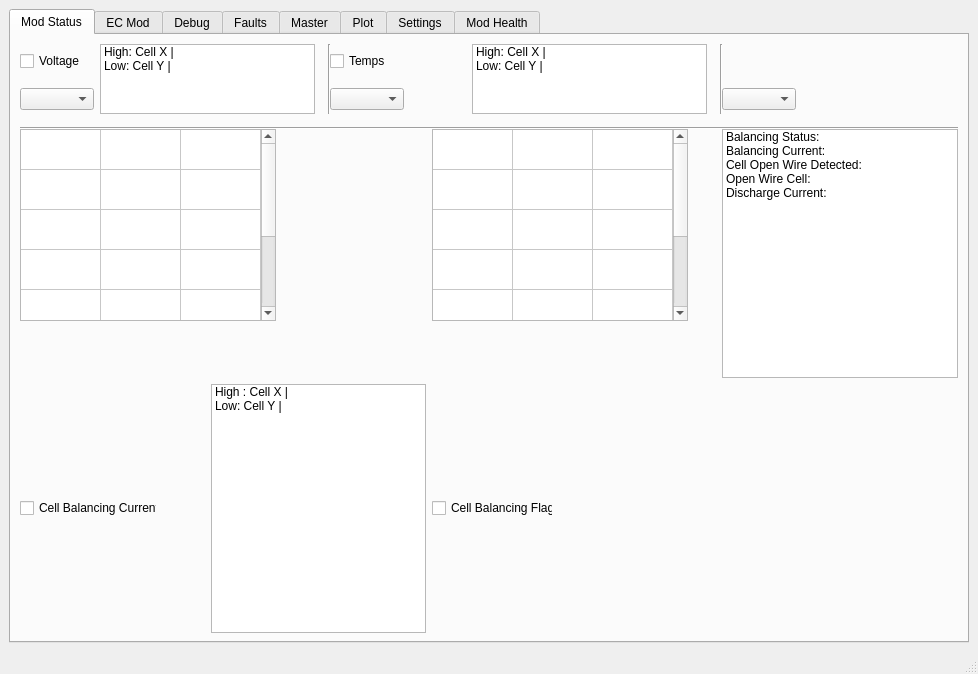
Old version of the form ui/bmsgui_mainwindow.ui in the repository PurdueElectricRacing/BMSGUI.
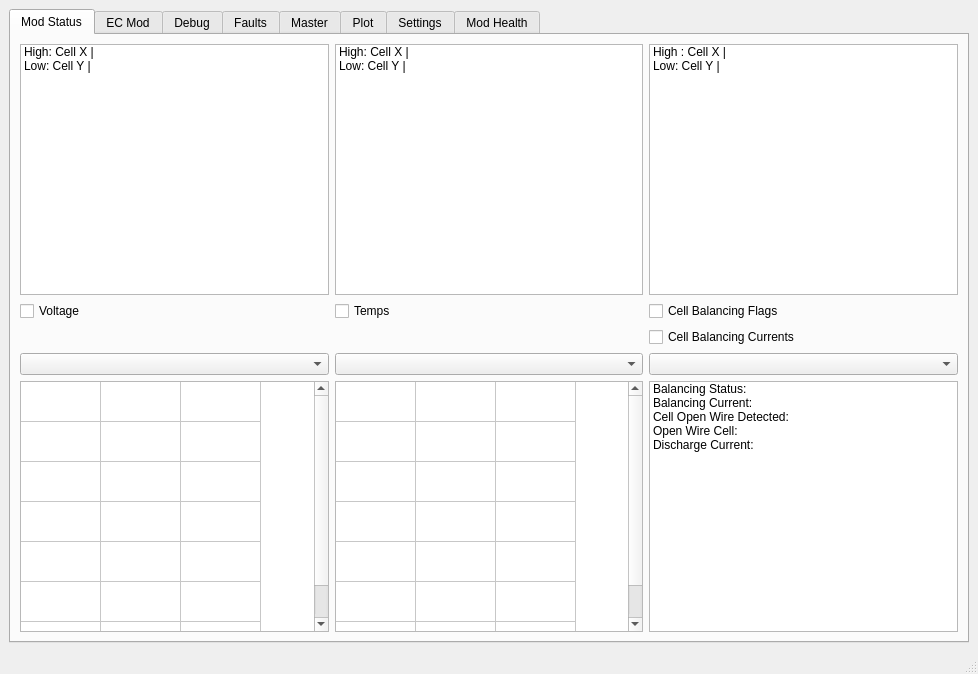
New version of the form. The open tabs and pages were chosen to show the change.

```diff
--- a/ui/bmsgui_mainwindow.ui
+++ b/ui/bmsgui_mainwindow.ui
@@ -33,15 +33,16 @@
        <attribute name="title">
         <string>Mod Status</string>
        </attribute>
+       <layout class="QGridLayout" name="gridLayout_5">
+        <item row="1" column="0">
+         <widget class="QCheckBox" name="voltageCheckbox">
+          <property name="text">
+           <string>Voltage</string>
+          </property>
+         </widget>
+        </item>
+        <item row="4" column="0">
        <widget class="QComboBox" name="dropdownModVoltage">
-        <property name="geometry">
-         <rect>
-          <x>9</x>
-          <y>53</y>
-          <width>74</width>
-          <height>22</height>
-         </rect>
-        </property>
         <property name="placeholderText">
          <string>Module 1</string>
         </property>
@@ -61,168 +62,65 @@
          </property>
         </item>
        </widget>
+        </item>
+        <item row="4" column="1">
        <widget class="QComboBox" name="dropdownModTemps">
-        <property name="geometry">
-         <rect>
-          <x>319</x>
-          <y>53</y>
-          <width>74</width>
-          <height>22</height>
-         </rect>
-        </property>
         <property name="placeholderText">
          <string>Module 2</string>
         </property>
        </widget>
+        </item>
+        <item row="4" column="2">
        <widget class="QComboBox" name="dropdownOtherData">
-        <property name="geometry">
-         <rect>
-          <x>711</x>
-          <y>53</y>
-          <width>74</width>
-          <height>22</height>
-         </rect>
-        </property>
         <property name="placeholderText">
          <string>Module 3</string>
         </property>
        </widget>
-       <widget class="Line" name="line">
-        <property name="geometry">
-         <rect>
-          <x>310</x>
-          <y>9</y>
-          <width>16</width>
-          <height>70</height>
-         </rect>
-        </property>
-        <property name="orientation">
-         <enum>Qt::Vertical</enum>
-        </property>
-       </widget>
-       <widget class="Line" name="line_2">
-        <property name="geometry">
-         <rect>
-          <x>702</x>
-          <y>9</y>
-          <width>16</width>
-          <height>70</height>
-         </rect>
-        </property>
-        <property name="orientation">
-         <enum>Qt::Vertical</enum>
-        </property>
-       </widget>
-       <widget class="QCheckBox" name="voltageCheckbox">
-        <property name="geometry">
-         <rect>
-          <x>9</x>
-          <y>16</y>
-          <width>62</width>
-          <height>20</height>
-         </rect>
-        </property>
+        </item>
+        <item row="0" column="0">
+         <widget class="QListWidget" name="modVoltageDisplay">
+          <item>
+           <property name="text">
+            <string>High: Cell X |</string>
+           </property>
+          </item>
+          <item>
+           <property name="text">
+            <string>Low: Cell Y |</string>
+           </property>
+          </item>
+         </widget>
+        </item>
+        <item row="0" column="1">
+         <widget class="QListWidget" name="modTempDisplay">
+          <item>
         <property name="text">
-         <string>Voltage</string>
-        </property>
-       </widget>
-       <widget class="QCheckBox" name="tempsCheckbox">
-        <property name="geometry">
-         <rect>
-          <x>319</x>
-          <y>16</y>
-          <width>58</width>
-          <height>20</height>
-         </rect>
-        </property>
+            <string>High: Cell X |</string>
+           </property>
+          </item>
+          <item>
         <property name="text">
-         <string>Temps</string>
-        </property>
-       </widget>
-       <widget class="Line" name="line_3">
-        <property name="geometry">
-         <rect>
-          <x>9</x>
-          <y>85</y>
-          <width>938</width>
-          <height>16</height>
-         </rect>
-        </property>
-        <property name="orientation">
-         <enum>Qt::Horizontal</enum>
-        </property>
-       </widget>
-       <widget class="QTableWidget" name="tableCellVoltages">
-        <property name="geometry">
-         <rect>
-          <x>9</x>
-          <y>94</y>
-          <width>256</width>
-          <height>192</height>
-         </rect>
-        </property>
-        <property name="rowCount">
-         <number>7</number>
-        </property>
-        <property name="columnCount">
-         <number>3</number>
-        </property>
-        <attribute name="horizontalHeaderVisible">
-         <bool>false</bool>
-        </attribute>
-        <attribute name="horizontalHeaderMinimumSectionSize">
-         <number>50</number>
-        </attribute>
-        <attribute name="horizontalHeaderDefaultSectionSize">
-         <number>80</number>
-        </attribute>
-        <attribute name="horizontalHeaderHighlightSections">
-         <bool>false</bool>
-        </attribute>
-        <attribute name="verticalHeaderVisible">
-         <bool>false</bool>
-        </attribute>
-        <attribute name="verticalHeaderMinimumSectionSize">
-         <number>40</number>
-        </attribute>
-        <attribute name="verticalHeaderDefaultSectionSize">
-         <number>40</number>
-        </attribute>
-        <attribute name="verticalHeaderHighlightSections">
-         <bool>false</bool>
-        </attribute>
-        <row/>
-        <row/>
-        <row/>
-        <row/>
-        <row/>
-        <row/>
-        <row/>
-        <column>
+            <string>Low: Cell Y |</string>
+           </property>
+          </item>
+         </widget>
+        </item>
+        <item row="0" column="2">
+         <widget class="QListWidget" name="modCurrentDisplay">
+          <item>
          <property name="text">
-          <string>New Column</string>
-         </property>
-        </column>
-        <column>
+            <string>High : Cell X |</string>
+           </property>
+          </item>
+          <item>
          <property name="text">
-          <string>New Column</string>
-         </property>
-        </column>
-        <column>
-         <property name="text">
-          <string>New Column</string>
-         </property>
-        </column>
-       </widget>
+            <string>Low: Cell Y |</string>
+           </property>
+          </item>
+         </widget>
+        </item>
+        <item row="6" column="1">
        <widget class="QTableWidget" name="tableCelTemps">
-        <property name="geometry">
-         <rect>
-          <x>421</x>
-          <y>94</y>
-          <width>256</width>
-          <height>192</height>
-         </rect>
-        </property>
         <property name="rowCount">
          <number>7</number>
         </property>
@@ -276,15 +174,9 @@
          </property>
         </column>
        </widget>
+        </item>
+        <item row="6" column="2">
        <widget class="QListWidget" name="modStatusList">
-        <property name="geometry">
-         <rect>
-          <x>711</x>
-          <y>94</y>
-          <width>236</width>
-          <height>249</height>
-         </rect>
-        </property>
         <item>
          <property name="text">
           <string>Balancing Status:</string>
@@ -311,92 +203,85 @@
          </property>
         </item>
        </widget>
-       <widget class="QListWidget" name="modVoltageDisplay">
-        <property name="geometry">
-         <rect>
-          <x>89</x>
-          <y>9</y>
-          <width>215</width>
-          <height>70</height>
-         </rect>
-        </property>
-        <item>
-         <property name="text">
-          <string>High: Cell X |</string>
-         </property>
         </item>
-        <item>
-         <property name="text">
-          <string>Low: Cell Y |</string>
-         </property>
-        </item>
-       </widget>
-       <widget class="QListWidget" name="modTempDisplay">
-        <property name="geometry">
-         <rect>
-          <x>461</x>
-          <y>9</y>
-          <width>235</width>
-          <height>70</height>
-         </rect>
-        </property>
-        <item>
+        <item row="6" column="0">
+         <widget class="QTableWidget" name="tableCellVoltages">
+          <property name="rowCount">
+           <number>7</number>
+          </property>
+          <property name="columnCount">
+           <number>3</number>
+          </property>
+          <attribute name="horizontalHeaderVisible">
+           <bool>false</bool>
+          </attribute>
+          <attribute name="horizontalHeaderMinimumSectionSize">
+           <number>50</number>
+          </attribute>
+          <attribute name="horizontalHeaderDefaultSectionSize">
+           <number>80</number>
+          </attribute>
+          <attribute name="horizontalHeaderHighlightSections">
+           <bool>false</bool>
+          </attribute>
+          <attribute name="verticalHeaderVisible">
+           <bool>false</bool>
+          </attribute>
+          <attribute name="verticalHeaderMinimumSectionSize">
+           <number>40</number>
+          </attribute>
+          <attribute name="verticalHeaderDefaultSectionSize">
+           <number>40</number>
+          </attribute>
+          <attribute name="verticalHeaderHighlightSections">
+           <bool>false</bool>
+          </attribute>
+          <row/>
+          <row/>
+          <row/>
+          <row/>
+          <row/>
+          <row/>
+          <row/>
+          <column>
          <property name="text">
-          <string>High: Cell X |</string>
-         </property>
-        </item>
-        <item>
+            <string>New Column</string>
+           </property>
+          </column>
+          <column>
          <property name="text">
-          <string>Low: Cell Y |</string>
-         </property>
-        </item>
-       </widget>
-       <widget class="QCheckBox" name="modBalancingCurrentCheckbox">
-        <property name="geometry">
-         <rect>
-          <x>9</x>
-          <y>463</y>
-          <width>137</width>
-          <height>20</height>
-         </rect>
-        </property>
+            <string>New Column</string>
+           </property>
+          </column>
+          <column>
         <property name="text">
-         <string>Cell Balancing Currents</string>
-        </property>
-       </widget>
-       <widget class="QListWidget" name="modCurrentDisplay">
-        <property name="geometry">
-         <rect>
-          <x>200</x>
-          <y>349</y>
-          <width>215</width>
-          <height>249</height>
-         </rect>
-        </property>
-        <item>
-         <property name="text">
-          <string>High : Cell X |</string>
-         </property>
+            <string>New Column</string>
+           </property>
+          </column>
+         </widget>
         </item>
-        <item>
+        <item row="1" column="1">
+         <widget class="QCheckBox" name="tempsCheckbox">
          <property name="text">
-          <string>Low: Cell Y |</string>
-         </property>
-        </item>
-       </widget>
+           <string>Temps</string>
+          </property>
+         </widget>
+        </item>
+        <item row="1" column="2">
        <widget class="QCheckBox" name="modBalancingFlagCheckbox">
-        <property name="geometry">
-         <rect>
-          <x>421</x>
-          <y>463</y>
-          <width>121</width>
-          <height>20</height>
-         </rect>
-        </property>
         <property name="text">
          <string>Cell Balancing Flags</string>
         </property>
        </widget>
+        </item>
+        <item row="3" column="2">
+         <widget class="QCheckBox" name="modBalancingCurrentCheckbox">
+          <property name="text">
+           <string>Cell Balancing Currents</string>
+          </property>
+         </widget>
+        </item>
+       </layout>
       </widget>
       <widget class="QWidget" name="tabECMod">
        <attribute name="title">
```
Left out of the diff: 482 changed lines with no effect on the pictures. Lines whose indentation alone changed are shown as unchanged.
